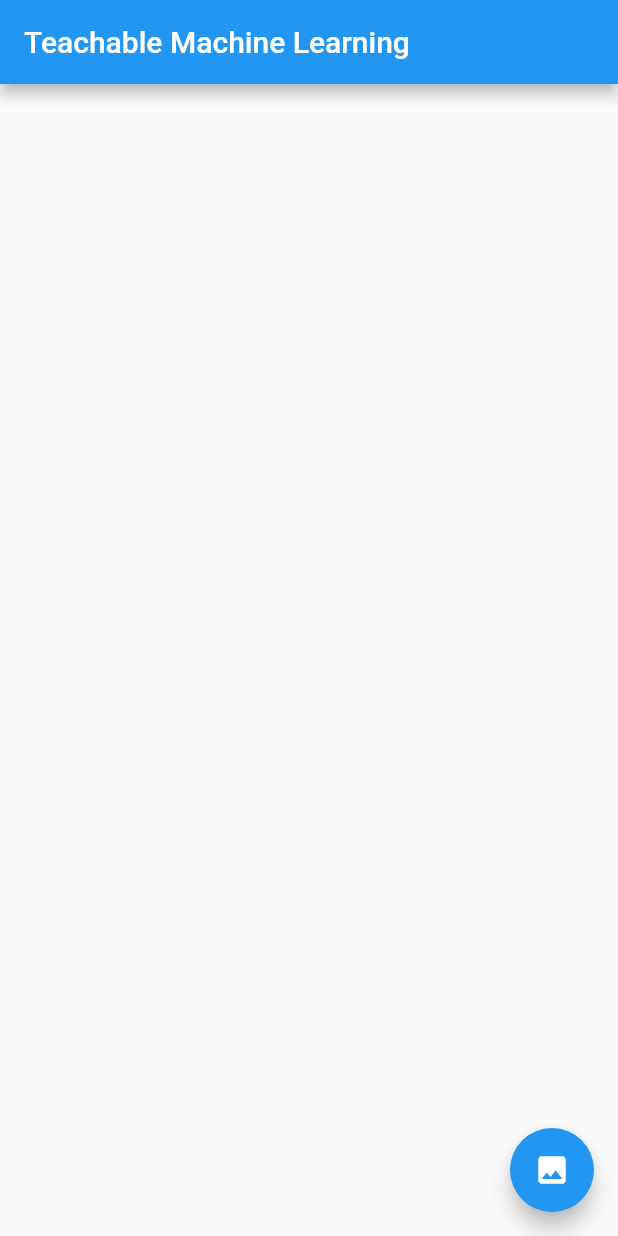
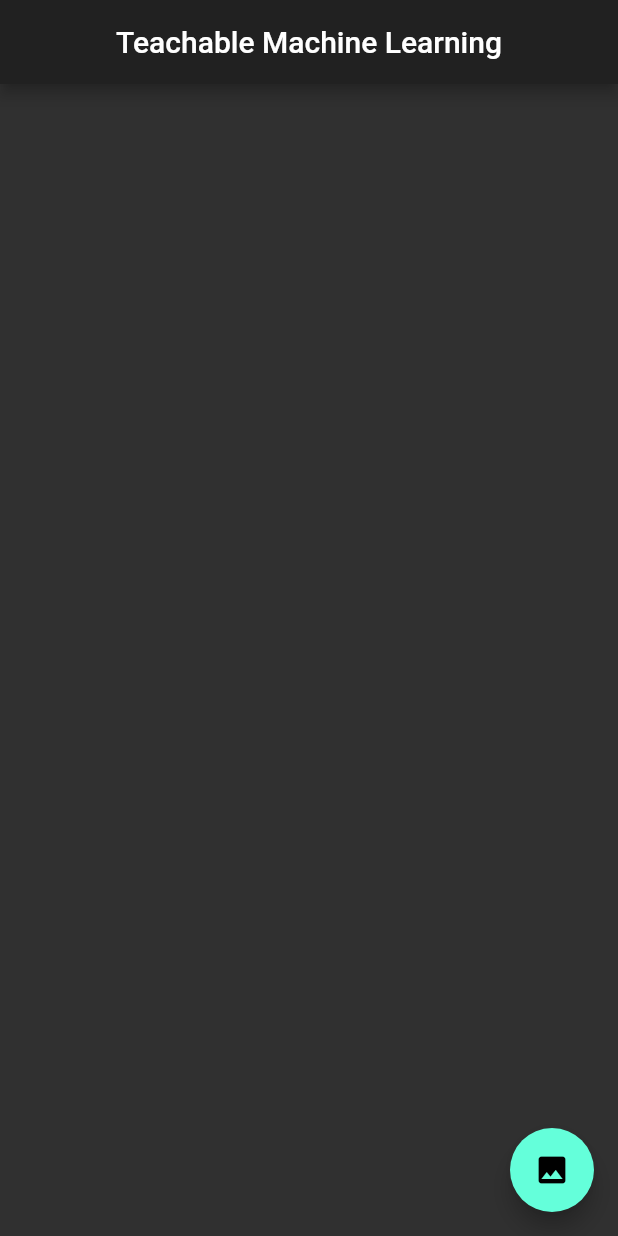
Before and after one commit to iamsuvhro/Offline-Android-Application-for-Detecting-Cat-Dogs, a Flutter app: the screen it shows after launch, on a phone screen of 412 x 824 dp. Run offline on Flutter 3.47's test engine with Material 2 defaults, Android fonts, the phone set to English and light mode, and no system bars; our stand-ins replace image_picker; missing offline and left inert: tflite.

Commit message:
update 2.0

```diff
--- a/lib/main.dart
+++ b/lib/main.dart
@@ -4,6 +4,7 @@ import 'package:image_picker/image_picker.dart';
 import 'package:tflite/tflite.dart';
 
 void main() => runApp(MaterialApp(
+  theme: ThemeData.dark(),
   home: MyApp(),
 ));
 
@@ -33,7 +34,7 @@ class _MyAppState extends State<MyApp> {
   Widget build(BuildContext context) {
     return Scaffold(
       appBar: AppBar(
-        title: const Text('Teachable Machine Learning'),
+        title: Center(child: const Text('Teachable Machine Learning')),
       ),
       body: _loading
           ? Container(
@@ -46,7 +47,7 @@ class _MyAppState extends State<MyApp> {
           crossAxisAlignment: CrossAxisAlignment.center,
           mainAxisAlignment: MainAxisAlignment.center,
           children: [
-            _image == null ? Container() : Image.file(_image),
+            _image == null ? Container() : Flexible( flex: 2, child: Image.file(_image)),
             SizedBox(
               height: 20,
             ),
@@ -56,7 +57,7 @@ class _MyAppState extends State<MyApp> {
               style: TextStyle(
                 color: Colors.black,
                 fontSize: 20.0,
-                background: Paint()..color = Colors.white,
+                background: Paint()..color = Colors.cyan,
               ),
             )
                 : Container()
```
Also changed, not shown: pubspec.lock.
